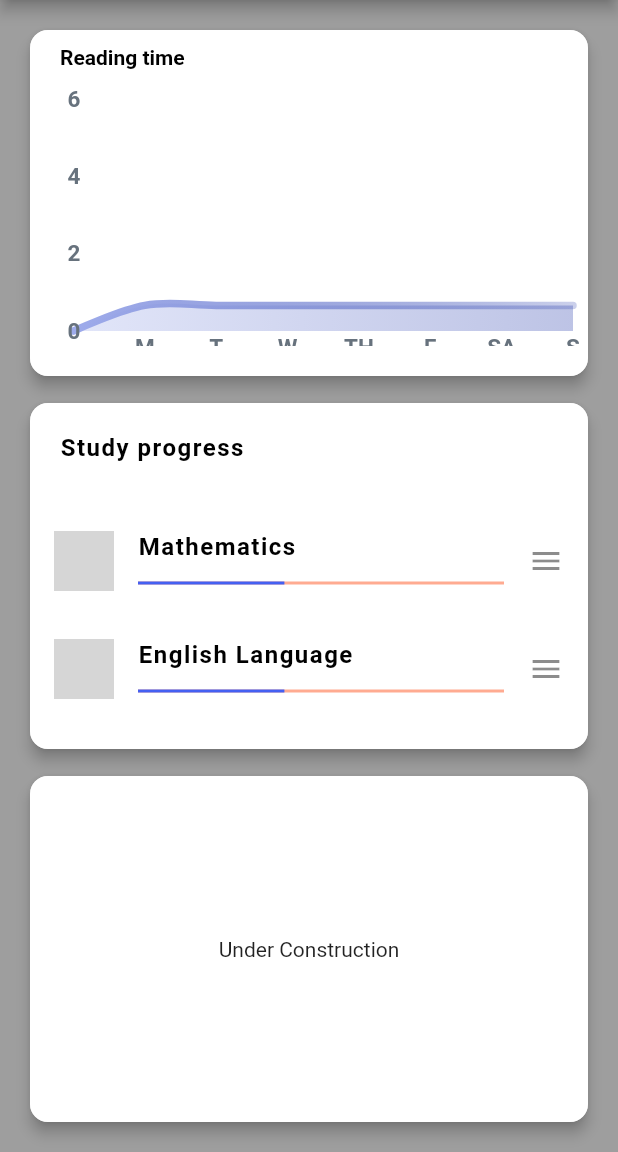
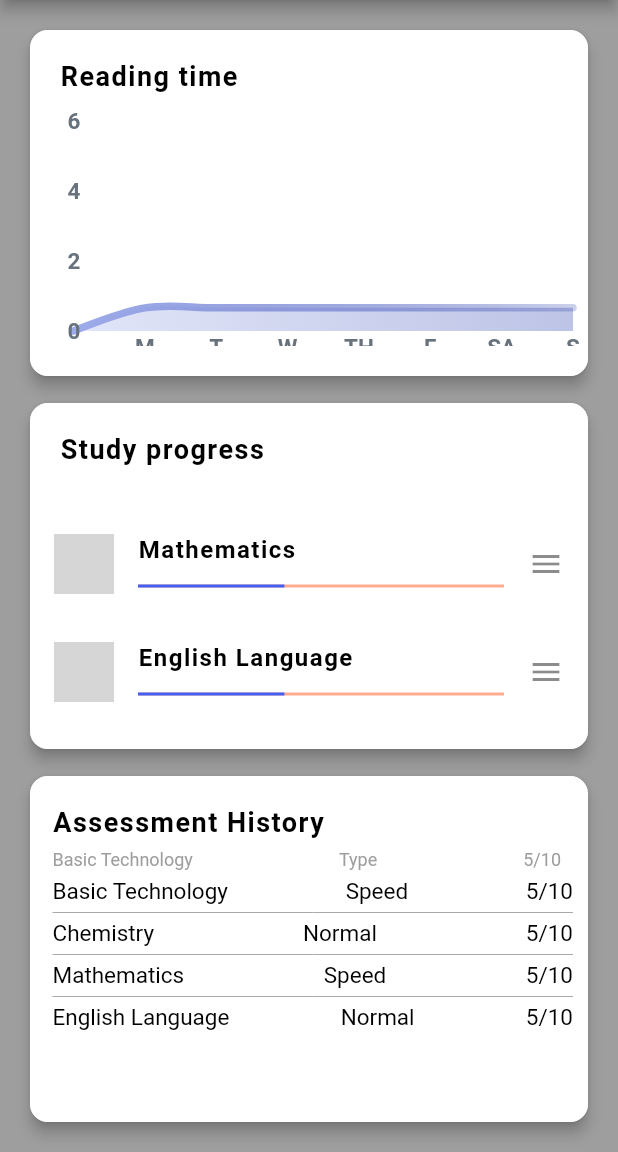
Before and after one commit to whyhay01/iSReader_, a Flutter app: the screen it shows after launch, on a phone screen of 412 x 824 dp, the part 84-1236 px from its top. Run offline on Flutter 3.47's test engine with Material 2 defaults, Android fonts, the phone set to English and light mode, and no system bars; drawn by our look-alikes of fl_chart; network calls fail; grey boxes are pictures that could not be loaded.

Commit message:
Library done

```diff
--- a/lib/analytics/reading_time.dart
+++ b/lib/analytics/reading_time.dart
@@ -21,7 +21,7 @@ class ReadingTime extends StatelessWidget {
            child: Container(
              // color: Colors.white,
 
-             margin: EdgeInsets.fromLTRB(20.0, 10.0, 10.0, 20.0),
+             margin: EdgeInsets.fromLTRB(20.0, 20.0, 10.0, 20.0),
              height:MediaQuery.of(context).size.height * .2,
              width:MediaQuery.of(context).size.width * 1 ,
                // child: LineChartReader(),
@@ -31,7 +31,9 @@ class ReadingTime extends StatelessWidget {
                    Text('Reading time',
                    style: TextStyle(
                      color: Colors.black,
+                     fontSize: 18,
                      fontWeight: FontWeight.bold,
+                     letterSpacing: 1
                    )),
                    SizedBox(height: 20,),
                    Expanded(child: LineChartReader())
--- a/lib/assessment_history/assessment_display.dart
+++ b/lib/assessment_history/assessment_display.dart
@@ -1,5 +1,6 @@
 import 'package:flutter/cupertino.dart';
 import 'package:flutter/material.dart';
+import 'package:flutter/rendering.dart';
 
 class AssessmentDisplay extends StatefulWidget {
   const AssessmentDisplay({Key? key}) : super(key: key);
@@ -14,16 +15,124 @@ class _AssessmentDisplayState extends State<AssessmentDisplay> {
     return Card(
         color: Colors.white,
         elevation: 4,
-        shadowColor: Colors.black,
+        // shadowColor: Colors.black,
         shape: RoundedRectangleBorder(
           side: BorderSide(color: Colors.white70, width: 1),
           borderRadius: BorderRadius.circular(12),
         ),
         child: Container(
-        margin: EdgeInsets.fromLTRB(0.0, 0.0, 0.0, 0.0),
+        margin: EdgeInsets.fromLTRB(15, 20.0, 10.0, 10.0),
     height: MediaQuery.of(context).size.height * .3,
     width: MediaQuery.of(context).size.width * 1,
-        child: Center(child: Text('Under Construction')),)
+        child: Column(
+          crossAxisAlignment: CrossAxisAlignment.start,
+          children: [
+            Text('Assessment History',
+            style: TextStyle(color: Colors.black,
+            fontSize:18,
+            fontWeight: FontWeight.bold,
+            letterSpacing: 1),),
+            Padding(
+              padding: const EdgeInsets.fromLTRB(0.0,8.0,8.0,5.0),
+              child: Row(
+                mainAxisAlignment: MainAxisAlignment.spaceBetween,
+                children: [
+                  Text('Basic Technology',
+                  style: TextStyle(
+                    color: Colors.grey,
+                    fontSize: 12
+                  ),),
+                  Text('Type',
+                    style: TextStyle(
+                        color: Colors.grey,
+                        fontSize: 12
+                    ),),
+                  Text('5/10',
+                    style: TextStyle(
+                        color: Colors.grey,
+                        fontSize: 12
+                    ),),
+                ],
+              ),
+            ),
+          Row(
+          mainAxisAlignment: MainAxisAlignment.spaceBetween,
+          children: [
+            Text('Basic Technology',
+              style: setTextStyle()
+            ),
+            Text('Speed',
+              style: setTextStyle()
+            ),
+            Text('5/10',
+              style: setTextStyle()
+            ),
+          ],),
+
+            Divider(
+              height: 10.0,
+              color: Color(0xffaaaaaa),
+            ),
+
+            Row(
+              mainAxisAlignment: MainAxisAlignment.spaceBetween,
+              children: [
+                Text('Chemistry',
+                    style: setTextStyle()
+                ),
+                Text('Normal',
+                    style: setTextStyle()
+                ),
+                Text('5/10',
+                    style: setTextStyle()
+                ),
+              ],),
+
+            Divider(
+              height: 10.0,
+                color: Color(0xffaaaaaa),
+            ),
+
+            Row(
+              mainAxisAlignment: MainAxisAlignment.spaceBetween,
+              children: [
+                Text('Mathematics',
+                    style: setTextStyle()
+                ),
+                Text('Speed',
+                    style: setTextStyle()
+                ),
+                Text('5/10',
+                    style: setTextStyle()
+                ),
+              ],),
+
+            Divider(
+              height: 10.0,
+              color: Color(0xffaaaaaa),
+            ),
+
+            Row(
+              mainAxisAlignment: MainAxisAlignment.spaceBetween,
+              children: [
+                Text('English Language',
+                    style: setTextStyle()
+                ),
+                Text('Normal',
+                    style: setTextStyle()
+                ),
+                Text('5/10',
+                    style: setTextStyle()
+                ),
+              ],),
+      ] ),
+        )
     );
   }
+
+  TextStyle setTextStyle(){
+    return TextStyle(color: Colors.black,
+    fontSize: 15,
+    fontWeight: FontWeight.normal,);
+  }
 }
--- a/lib/data/books.dart
+++ b/lib/data/books.dart
@@ -1,9 +1,8 @@
-import 'dart:html';
 
 import 'package:flutter/cupertino.dart';
 
 class Book{
-  late AssetImage bookIcon;
+  late NetworkImage bookIcon;
   late String bookTitle;
   late String author;
   late int numOfPages;
--- a/lib/study_progress/progress.dart
+++ b/lib/study_progress/progress.dart
@@ -30,7 +30,10 @@ class _StudyProgressState extends State<StudyProgress> {
             Padding(
               padding: const EdgeInsets.all(20.0),
               child: Text('Study progress',
-              style: ProgressList().setTextStyle(),),
+              style: TextStyle(color: Colors.black,
+              fontSize: 18,
+              fontWeight: FontWeight.bold,
+              letterSpacing: 1)),
             ),
 
             SizedBox(height: 10,),
--- a/lib/widget/widget.dart
+++ b/lib/widget/widget.dart
@@ -93,7 +93,7 @@ class NavigationDrawerWidget extends StatelessWidget {
         navigateTo(GetStartedPage());
         break;
       case 1:
-        navigateTo(SamplesPage());
+        navigateTo(MyBooksPage());
         break;
       case 2:
         navigateTo(TestingPage());
--- a/pubspec.yaml
+++ b/pubspec.yaml
@@ -30,6 +30,7 @@ dependencies:
   provider: ^5.0.0
 
   fl_chart: ^0.35.0
+  epub_viewer: ^0.2.4
 
 dev_dependencies:
   flutter_test:
@@ -41,7 +42,7 @@ flutter:
 
   # To add assets to your application, add an assets section, like this:
   assets:
-    - assets/
+      - assets/assets/
 
 
   # An image asset can refer to one or more resolution-specific "variants", see
```
Also changed, not shown: lib/model/book_model.dart (+25 -12 lines), lib/my-book-container/book-container.dart (added, +36 -0 lines), lib/my-book-container/junior_class_one.dart (added, +32 -0 lines), lib/pages/my_books_page.dart (+71 -8 lines), lib/my-book-container/junior_class_three.dart (added), lib/my-book-container/junior_class_two.dart (added), pubspec.lock.
